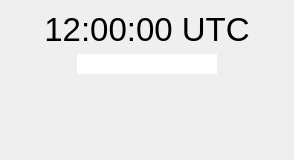
Old version of the form ui/ClockWidget.ui in the repository 7h0ma5/QLog.
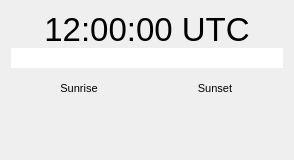
New version of the form.

Diff of the .ui file:
```diff
--- a/ui/ClockWidget.ui
+++ b/ui/ClockWidget.ui
@@ -14,6 +14,9 @@
    <string>Form</string>
   </property>
   <layout class="QVBoxLayout" name="verticalLayout">
+   <property name="spacing">
+    <number>0</number>
+   </property>
    <item>
     <widget class="QLabel" name="clockLabel">
      <property name="font">
@@ -30,7 +33,38 @@
     </widget>
    </item>
    <item>
-    <layout class="QHBoxLayout" name="horizontalLayout">
+    <widget class="QGraphicsView" name="sunGraphicsView">
+     <property name="maximumSize">
+      <size>
+       <width>16777215</width>
+       <height>20</height>
+      </size>
+     </property>
+     <property name="frameShape">
+      <enum>QFrame::NoFrame</enum>
+     </property>
+     <property name="frameShadow">
+      <enum>QFrame::Plain</enum>
+     </property>
+     <property name="lineWidth">
+      <number>0</number>
+     </property>
+     <property name="verticalScrollBarPolicy">
+      <enum>Qt::ScrollBarAlwaysOff</enum>
+     </property>
+     <property name="horizontalScrollBarPolicy">
+      <enum>Qt::ScrollBarAlwaysOff</enum>
+     </property>
+     <property name="interactive">
+      <bool>false</bool>
+     </property>
+     <property name="renderHints">
+      <set>QPainter::TextAntialiasing</set>
+     </property>
+    </widget>
+   </item>
+   <item>
+    <layout class="QHBoxLayout" name="horizontalLayout_2">
      <item>
       <widget class="QLabel" name="sunRiseLabel">
        <property name="sizePolicy">
@@ -53,40 +87,6 @@
        </property>
       </widget>
      </item>
-     <item>
-      <widget class="QGraphicsView" name="sunGraphicsView">
-       <property name="minimumSize">
-        <size>
-         <width>0</width>
-         <height>10</height>
-        </size>
-       </property>
-       <property name="maximumSize">
-        <size>
-         <width>16777215</width>
-         <height>20</height>
-        </size>
-       </property>
-       <property name="frameShape">
-        <enum>QFrame::NoFrame</enum>
-       </property>
-       <property name="frameShadow">
-        <enum>QFrame::Plain</enum>
-       </property>
-       <property name="lineWidth">
-        <number>0</number>
-       </property>
-       <property name="verticalScrollBarPolicy">
-        <enum>Qt::ScrollBarAlwaysOff</enum>
-       </property>
-       <property name="horizontalScrollBarPolicy">
-        <enum>Qt::ScrollBarAlwaysOff</enum>
-       </property>
-       <property name="renderHints">
-        <set>QPainter::TextAntialiasing</set>
-       </property>
-      </widget>
-     </item>
      <item>
       <widget class="QLabel" name="sunSetLabel">
        <property name="sizePolicy">
@@ -111,6 +111,40 @@
      </item>
     </layout>
    </item>
+   <item>
+    <layout class="QHBoxLayout" name="horizontalLayout">
+     <item>
+      <widget class="QLabel" name="label">
+       <property name="font">
+        <font>
+         <pointsize>8</pointsize>
+        </font>
+       </property>
+       <property name="text">
+        <string>Sunrise</string>
+       </property>
+       <property name="alignment">
+        <set>Qt::AlignCenter</set>
+       </property>
+      </widget>
+     </item>
+     <item>
+      <widget class="QLabel" name="label_2">
+       <property name="font">
+        <font>
+         <pointsize>8</pointsize>
+        </font>
+       </property>
+       <property name="text">
+        <string>Sunset</string>
+       </property>
+       <property name="alignment">
+        <set>Qt::AlignCenter</set>
+       </property>
+      </widget>
+     </item>
+    </layout>
+   </item>
    <item>
     <spacer name="verticalSpacer">
      <property name="orientation">
```
